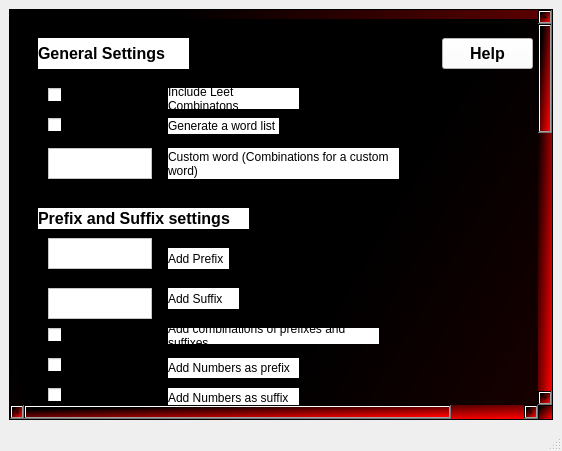
4RCAN3/GenPai, file MainWindow.ui: the form before one commit.
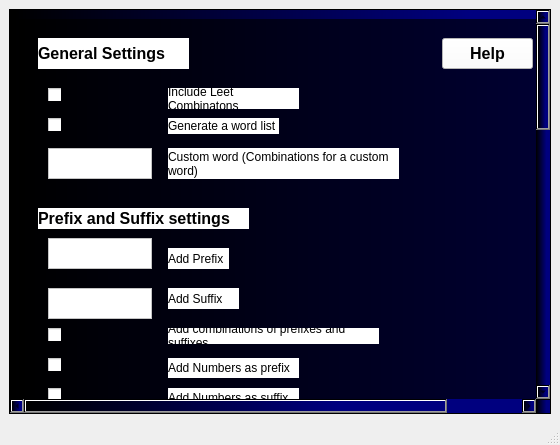
The form after the commit.

Diff of the .ui file:
```diff
--- a/MainWindow.ui
+++ b/MainWindow.ui
@@ -6,8 +6,8 @@
    <rect>
     <x>0</x>
     <y>0</y>
-    <width>562</width>
-    <height>451</height>
+    <width>560</width>
+    <height>445</height>
    </rect>
   </property>
   <property name="windowTitle">
@@ -21,7 +21,7 @@
     <item>
      <widget class="QScrollArea" name="scrollArea">
       <property name="styleSheet">
-       <string notr="true">background: qlineargradient(spread:pad, x1:0.113, y1:0.119455, x2:0.971591, y2:0.972, stop:0.0227273 rgba(0, 0, 0, 255), stop:1 rgba(255, 0, 0, 255))</string>
+       <string notr="true">background: qlineargradient(spread:pad, x1:0.006, y1:0, x2:0.745, y2:0, stop:0 rgba(0, 0, 0, 255), stop:1 rgba(0, 0, 127, 255))</string>
       </property>
       <property name="widgetResizable">
        <bool>true</bool>
```
Left out of the diff: 2 changed lines with no effect on the pictures.
